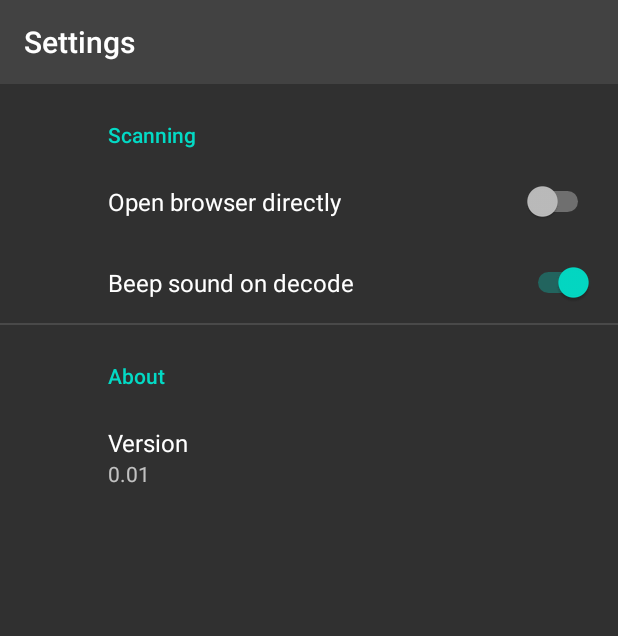
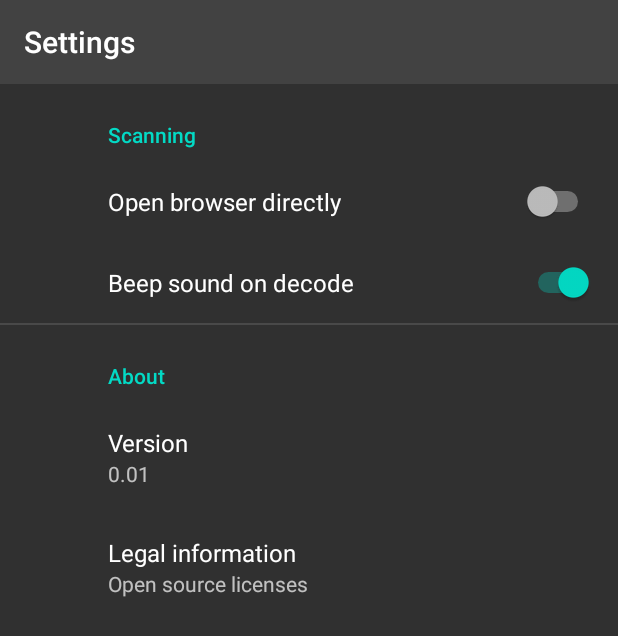
Before and after one commit to AmilaCG/QR-Reader-Android, an Android app: the SettingsActivity screen opened directly, with no data from a screen before it, on a phone screen of 412 x 824 dp. Shown: the top 636 px of the screen. Run offline under Robolectric (Android 15) with nearby library versions, the phone set to English and light mode, and no system bars; our stand-ins replace androidx.preference.

Commit message:
Move licence viewer into settings activity

```diff
--- a/QRScanner/app/src/main/java/com/amila/qrscanner/MainActivity.java
+++ b/QRScanner/app/src/main/java/com/amila/qrscanner/MainActivity.java
@@ -39,7 +39,6 @@ import com.amila.qrscanner.camera.CameraSource;
 
 import com.google.android.gms.common.ConnectionResult;
 import com.google.android.gms.common.GoogleApiAvailability;
-import com.google.android.gms.oss.licenses.OssLicensesMenuActivity;
 import com.google.android.gms.vision.Detector;
 import com.google.android.gms.vision.barcode.Barcode;
 import com.google.android.gms.vision.barcode.BarcodeDetector;
@@ -415,10 +414,6 @@ public class MainActivity extends Activity {
                     startActivity(new Intent(this, SettingsActivity.class));
                     return true;
 
-                case R.id.action_about:
-                    startActivity(new Intent(this, OssLicensesMenuActivity.class));
-                    return true;
-
                 default:
                     return false;
             }
--- a/QRScanner/app/src/main/res/menu/menu_bottom.xml
+++ b/QRScanner/app/src/main/res/menu/menu_bottom.xml
@@ -3,8 +3,6 @@
     xmlns:app="http://schemas.android.com/apk/res-auto">
     <item android:id="@+id/action_settings"
         android:title="Settings" />
-    <item android:id="@+id/action_about"
-        android:title="Open Source Licenses" />
     <item android:id="@+id/action_torch"
         android:title="Flash"
         android:icon="@drawable/ic_flash_off_white_24dp"
--- a/QRScanner/app/src/main/res/xml/preferences.xml
+++ b/QRScanner/app/src/main/res/xml/preferences.xml
@@ -1,5 +1,6 @@
 <?xml version="1.0" encoding="utf-8"?>
-<PreferenceScreen xmlns:app="http://schemas.android.com/apk/res-auto">
+<PreferenceScreen xmlns:app="http://schemas.android.com/apk/res-auto"
+    xmlns:android="http://schemas.android.com/apk/res/android">
 
     <PreferenceCategory
         app:key="scanning"
@@ -22,6 +23,14 @@
             app:key="version"
             app:title="Version"
             app:summary="0.01" />
+
+        <Preference
+            app:title="Legal information"
+            app:summary="Open source licenses">
+            <intent
+                android:targetPackage="com.amila.qrscanner"
+                android:targetClass="com.google.android.gms.oss.licenses.OssLicensesMenuActivity" />
+        </Preference>
     </PreferenceCategory>
 
 </PreferenceScreen>
```
